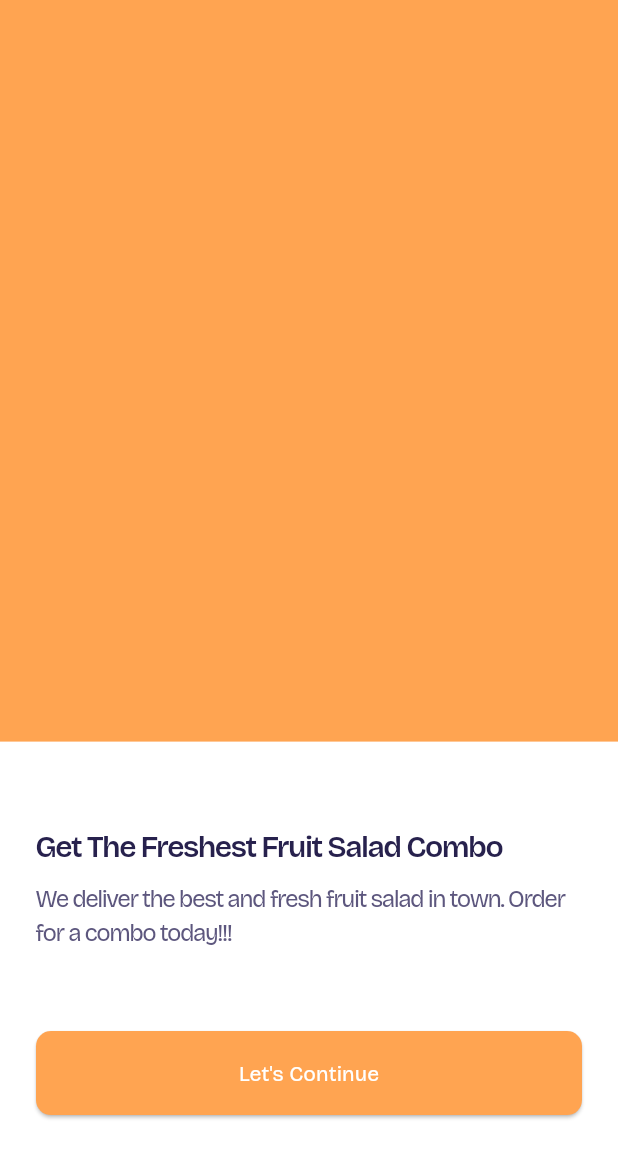
After one commit to piyushkarmacharya/ecommerce_fruits, a Flutter app: the screen it shows after launch, on a phone screen of 412 x 824 dp. The commit adds this screen. Shown: the top 1158 px of the screen. Run offline on Flutter 3.47's test engine with Material 3 defaults, Android fonts, the phone set to English and light mode, and no system bars.

Commit message:
add font family

```diff
--- a/lib/main.dart
+++ b/lib/main.dart
@@ -1,4 +1,4 @@
-import "package:ecommerce_fruits/homepage.dart";
+import "package:ecommerce_fruits/pages/welcome_page/welcome_page.dart";
 import "package:flutter/material.dart";
 
 void main() {
@@ -13,6 +13,7 @@ class MyApp extends StatelessWidget {
       debugShowCheckedModeBanner: false,
       title: "Ecommerce Fruits",
       theme: ThemeData(
+        fontFamily: 'BricolageGrotesque',
         primaryColor: const Color(0xFFFFA451),
         scaffoldBackgroundColor: const Color(0xFFFFA451),
         elevatedButtonTheme: ElevatedButtonThemeData(
@@ -23,7 +24,10 @@ class MyApp extends StatelessWidget {
           ),
         ),
       ),
-      home: const HomePage(),
+      initialRoute: WelcomePage.routeName,
+      routes: {
+        WelcomePage.routeName: (context) => const WelcomePage(),
+      },
     );
   }
 }
--- /dev/null
+++ b/lib/pages/welcome_page/welcome_page.dart
@@ -0,0 +1,69 @@
+import 'package:flutter/material.dart';
+
+class WelcomePage extends StatefulWidget {
+  static String routeName = "/welcome-page";
+  const WelcomePage({super.key});
+
+  @override
+  State<WelcomePage> createState() => _WelcomePageState();
+}
+
+class _WelcomePageState extends State<WelcomePage> {
+  @override
+  Widget build(BuildContext context) {
+    Size screenSize = MediaQuery.of(context).size;
+    return Scaffold(
+      body: Column(
+        children: [
+          Container(
+            height: 0.6 * screenSize.height,
+          ),
+          Expanded(
+            child: Container(
+              width: double.infinity,
+              decoration: const BoxDecoration(color: Colors.white),
+              child: Padding(
+                padding:
+                    const EdgeInsets.symmetric(horizontal: 24, vertical: 56),
+                child: Column(
+                  crossAxisAlignment: CrossAxisAlignment.start,
+                  children: [
+                    const Padding(
+                      padding: EdgeInsets.only(bottom: 8),
+                      child: Text(
+                        "Get The Freshest Fruit Salad Combo",
+                        style: TextStyle(
+                            color: Color(0xFF27214D),
+                            fontSize: 20,
+                            fontWeight: FontWeight.w600,
+                            letterSpacing: -1),
+                      ),
+                    ),
+                    const Padding(
+                      padding: EdgeInsets.only(bottom: 54),
+                      child: Text(
+                        "We deliver the best and fresh fruit salad in town. Order for a combo today!!!",
+                        style: TextStyle(
+                            color: Color(0xFF5D577E),
+                            fontSize: 16,
+                            letterSpacing: -1),
+                      ),
+                    ),
+                    SizedBox(
+                      width: double.infinity,
+                      height: 56,
+                      child: ElevatedButton(
+                          onPressed: () {},
+                          child: const Text("Let's Continue",
+                              style: TextStyle(color: Colors.white))),
+                    ),
+                  ],
+                ),
+              ),
+            ),
+          ),
+        ],
+      ),
+    );
+  }
+}
```
Also changed, not shown: lib/homepage.dart (deleted, +0 -68 lines), pubspec.yaml (+8 -6 lines), assets/fonts/BricolageGrotesque-Bold.ttf (added), assets/fonts/BricolageGrotesque-Regular.ttf (added), assets/fonts/BricolageGrotesque-SemiBold.ttf (added).
